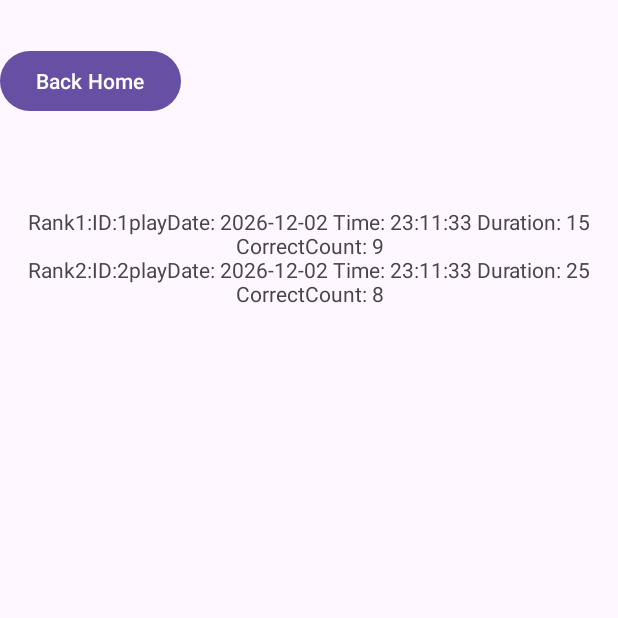
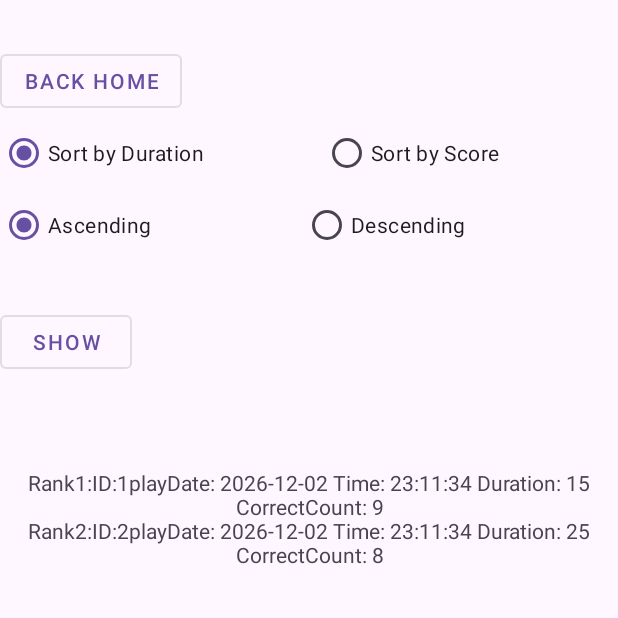
Before and after one commit to Nanatangaku/Project4501, an Android app: the GameRecord screen opened directly, with no data from a screen before it, on a phone screen of 412 x 824 dp, the top half of it. Run offline under Robolectric (Android 15) with nearby library versions, the phone set to English and light mode, and no system bars.

Commit message:
change button styles

```diff
--- a/ITP4501Assignment/app/build.gradle.kts
+++ b/ITP4501Assignment/app/build.gradle.kts
@@ -37,6 +37,8 @@ dependencies {
     implementation(libs.material)
     implementation(libs.activity)
     implementation(libs.constraintlayout)
+    implementation(platform("androidx.compose:compose-bom:2024.06.00"))
+
     testImplementation(libs.junit)
     androidTestImplementation(libs.ext.junit)
     androidTestImplementation(libs.espresso.core)
--- a/ITP4501Assignment/app/src/main/java/com/example/itp4501assignment/GameRecord.java
+++ b/ITP4501Assignment/app/src/main/java/com/example/itp4501assignment/GameRecord.java
@@ -6,6 +6,7 @@ import android.os.Bundle;
 import android.util.Log;
 import android.view.View;
 import android.widget.Button;
+import android.widget.RadioButton;
 import android.widget.TextView;
 import android.widget.Toast;
 
@@ -20,6 +21,9 @@ public class GameRecord extends AppCompatActivity {
     TextView tvRecord;
     Button btngoToHome;
     SQLiteDatabase db;
+    RadioButton rbplayTime, rbScore, rbAsc, rbDesc;
+    Button btnShow;
+    String[] columns= {"gameID", "playDate", "playTime", "duration", "correctCount"};
 
     @Override
     protected void onCreate(Bundle savedInstanceState) {
@@ -27,6 +31,11 @@ public class GameRecord extends AppCompatActivity {
         EdgeToEdge.enable(this);
         setContentView(R.layout.activity_game_record);
         tvRecord = findViewById(R.id.tvRecord);
+        rbplayTime=findViewById(R.id.rb_Duration);
+        rbScore=findViewById(R.id.rb_Score);
+        rbAsc=findViewById(R.id.rb_asc);
+        rbDesc=findViewById(R.id.rb_desc);
+        btnShow=findViewById(R.id.btnShow);
 
         try {
             /* make SQLite Database connection with read only */
@@ -57,4 +66,38 @@ public class GameRecord extends AppCompatActivity {
     public void goToHome(View view){
         finish();
     }
+
+    public void Show(View view){
+        /* check the value of radio buttons */
+        String sortBy = (rbplayTime.isChecked()) ? "Duration " : "correctCount";
+        String order = (rbAsc.isChecked()) ? " ASC " : " DESC ";
+
+
+        try {
+            /* make SQLite Database connection with read only */
+            db = SQLiteDatabase.openDatabase("/data/data/com.example.itp4501assignment/Project4501DB", null, SQLiteDatabase.OPEN_READONLY);
+            cursor = db.query("GamesLog", columns, null, null, null, null, sortBy + order);
+            String datastr2 = "";;
+            int rank =1;
+
+            /* set cursor to query the information */
+            while (cursor.moveToNext()) {
+                String gameID = cursor.getString(cursor.getColumnIndex("gameID"));
+                String playDate = cursor.getString(cursor.getColumnIndex("playDate"));
+
+                String playTime = cursor.getString(cursor.getColumnIndex("playTime"));
+
+                String duration = cursor.getString(cursor.getColumnIndex("duration"));
+
+                String correctCount = cursor.getString(cursor.getColumnIndex("correctCount"));
+                datastr2 += ("Rank" + rank + ":" + "ID:" + gameID  + "playDate: " + playDate + " Time: " + playTime + " Duration: " + duration + " CorrectCount: " + correctCount + "\n");
+
+            }
+            tvRecord.setText(datastr2);
+
+            db.close();
+        } catch (Exception e) {
+            Toast.makeText(this, e.getMessage(), Toast.LENGTH_LONG).show();
+        }
+    }
 }
--- a/ITP4501Assignment/app/src/main/res/layout/activity_game_ranking.xml
+++ b/ITP4501Assignment/app/src/main/res/layout/activity_game_ranking.xml
@@ -25,12 +25,13 @@
         android:layout_height="wrap_content"
         android:id="@+id/lvRanking" />
 
-    <Button
+    <com.google.android.material.button.MaterialButton
         android:layout_width="wrap_content"
         android:layout_height="wrap_content"
         android:text="Back Home"
         android:onClick="goToHome"
-        android:layout_gravity="center"/>
+        android:layout_gravity="center"
+        style="@style/Widget.MaterialComponents.Button.OutlinedButton"/>
 
 
 
--- a/ITP4501Assignment/app/src/main/res/layout/activity_game_record.xml
+++ b/ITP4501Assignment/app/src/main/res/layout/activity_game_record.xml
@@ -1,28 +1,113 @@
 <?xml version="1.0" encoding="utf-8"?>
-<LinearLayout
-    xmlns:android="http://schemas.android.com/apk/res/android"
+<LinearLayout xmlns:android="http://schemas.android.com/apk/res/android"
+    xmlns:app="http://schemas.android.com/apk/res-auto"
     xmlns:tools="http://schemas.android.com/tools"
-    xmlns:app="http://schemas.android.com/apk/res-auto"
     android:id="@+id/main"
     android:layout_width="match_parent"
     android:layout_height="match_parent"
-    tools:context=".GameRecord"
-    android:orientation="vertical">
+    android:orientation="vertical"
+    tools:context=".GameRecord">
 
-  <Button
-      android:layout_width="wrap_content"
-      android:layout_height="wrap_content"
-      android:text="Back Home"
-      android:onClick="goToHome"
-      android:layout_marginTop="30dp"/>
+    <com.google.android.material.button.MaterialButton
+        style="@style/Widget.MaterialComponents.Button.OutlinedButton"
+        android:layout_width="wrap_content"
+        android:layout_height="wrap_content"
+        android:layout_marginTop="30dp"
+        android:onClick="goToHome"
+        android:text="Back Home" />
+
+    <LinearLayout
+        android:id="@+id/linearLayout1"
+        android:layout_width="fill_parent"
+        android:layout_height="wrap_content"
+        android:orientation="vertical">
+
+        <TableLayout
+            android:id="@+id/tableLayout1"
+            android:layout_width="fill_parent"
+            android:layout_height="wrap_content">
+
+            <TableRow
+                android:id="@+id/tableRow1"
+                android:layout_width="fill_parent"
+                android:layout_height="fill_parent"
+                android:layout_weight="1">
+
+                <RadioGroup
+                    android:layout_width="wrap_content"
+                    android:layout_weight="1"
+                    android:orientation="horizontal">
+
+                    <RadioButton
+                        android:id="@+id/rb_Duration"
+                        android:layout_width="wrap_content"
+                        android:layout_height="wrap_content"
+                        android:layout_weight="1"
+                        android:checked="true"
+                        android:text="@string/rb_Duration"></RadioButton>
+
+                    <RadioButton
+                        android:id="@+id/rb_Score"
+                        android:layout_width="wrap_content"
+                        android:layout_height="wrap_content"
+                        android:layout_weight="1"
+                        android:text="@string/rb_Score"></RadioButton>
+                </RadioGroup>
+            </TableRow>
+
+            <TableRow
+                android:id="@+id/tableRow2"
+                android:layout_width="wrap_content"
+                android:layout_height="wrap_content"
+                android:layout_weight="1">
+
+                <RadioGroup
+                    android:layout_width="fill_parent"
+                    android:layout_weight="1"
+                    android:orientation="horizontal">
+
+                    <RadioButton
+                        android:id="@+id/rb_asc"
+                        android:layout_width="wrap_content"
+                        android:layout_height="wrap_content"
+                        android:layout_weight="1"
+                        android:checked="true"
+                        android:text="@string/rb_asc"></RadioButton>
+
+                    <RadioButton
+                        android:id="@+id/rb_desc"
+                        android:layout_width="wrap_content"
+                        android:layout_height="wrap_content"
+                        android:layout_weight="1"
+                        android:text="@string/rb_desc"></RadioButton>
+                </RadioGroup>
+            </TableRow>
+        </TableLayout>
+    </LinearLayout>
+
+    <LinearLayout
+        android:id="@+id/linearLayout2"
+        android:layout_width="fill_parent"
+        android:layout_height="wrap_content">
+
+        <com.google.android.material.button.MaterialButton
+            android:id="@+id/btnShow"
+            style="@style/Widget.MaterialComponents.Button.OutlinedButton"
+            android:layout_width="wrap_content"
+            android:layout_height="wrap_content"
+            android:layout_marginTop="30dp"
+            android:onClick="Show"
+            android:text="Show" />
+    </LinearLayout>
+
     <TextView
+        android:id="@+id/tvRecord"
         android:layout_width="match_parent"
         android:layout_height="wrap_content"
-        android:id="@+id/tvRecord"
+        android:layout_marginTop="60dp"
         android:gravity="center"
-        android:layout_marginTop="60dp"
 
         />
 
 
-  </LinearLayout>
+</LinearLayout>
--- a/ITP4501Assignment/app/src/main/res/values/strings.xml
+++ b/ITP4501Assignment/app/src/main/res/values/strings.xml
@@ -1,3 +1,8 @@
 <resources>
     <string name="app_name">ITP4501Assignment</string>
+    <string name="rb_Duration">Sort by Duration</string>
+    <string name="rb_Score">Sort by Score</string>
+    <string name="rb_asc">Ascending</string>
+    <string name="rb_desc">Descending</string>
+    <string name ="btnShow">Show</string>
 </resources>
```
Also changed, not shown: ITP4501Assignment/app/src/main/java/com/example/itp4501assignment/MainActivity.java (+24 -0 lines), ITP4501Assignment/app/src/main/java/com/example/itp4501assignment/playGame.java (+13 -0 lines), ITP4501Assignment/app/src/main/res/layout/activity_main.xml (+13 -11 lines), ITP4501Assignment/app/src/main/res/layout/activity_play_game.xml (+19 -11 lines), ITP4501Assignment/app/src/main/res/values/colors.xml (+12 -0 lines), ITP4501Assignment/app/src/main/res/values/styles.xml (added, +21 -0 lines).
